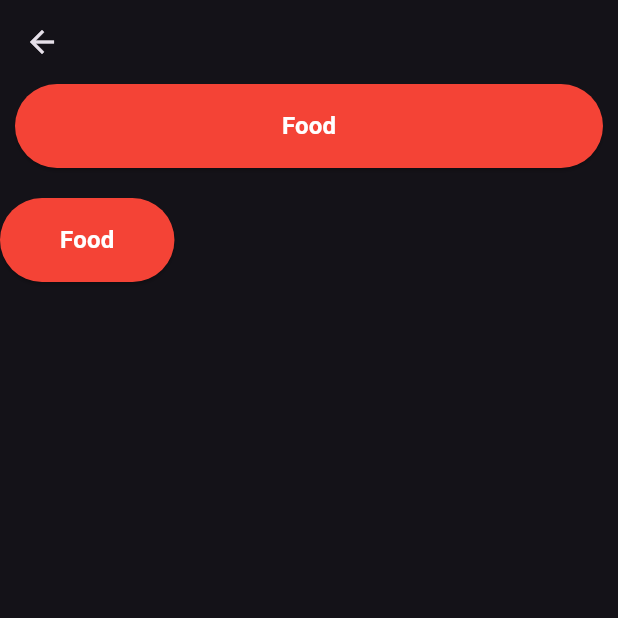
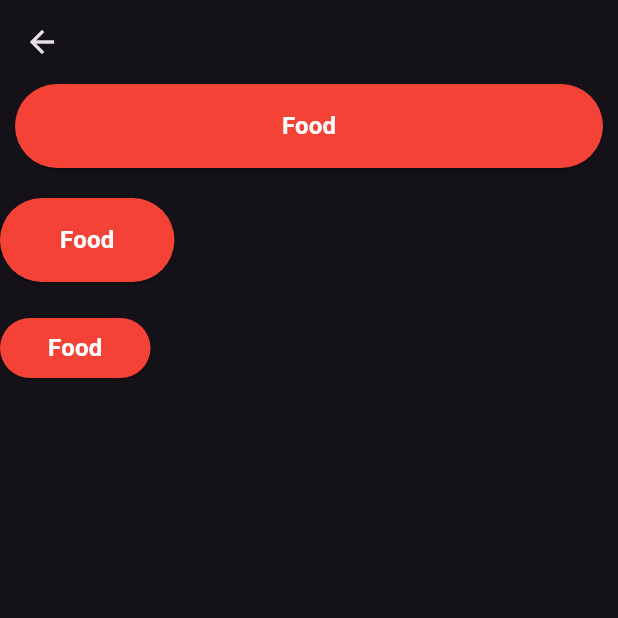
Before and after one commit to OnderUlasKilic/Flutter-Full-Learn, a Flutter app: the CustomWidgetLearn screen opened directly, on a phone screen of 412 x 824 dp, the top half of it. Run offline on Flutter 3.47's test engine with Material 3 defaults, Android fonts, the phone set to English and light mode, and no system bars.

```diff
--- a/lib/101/custom_widget_learn.dart
+++ b/lib/101/custom_widget_learn.dart
@@ -30,6 +30,21 @@ class CustomWidgetLearn extends StatelessWidget {
             title: title,
             onPressed: () {},
           ),
+          const SizedBox(height: 20),
+          ElevatedButton(
+            style: ElevatedButton.styleFrom(
+                backgroundColor: _ColorsUtility.red,
+                shape: const StadiumBorder()),
+            onPressed: () {},
+            child: Padding(
+              padding: _PaddingUtility.normalPadding,
+              child: Text(
+                title,
+                style: Theme.of(context).textTheme.titleMedium?.copyWith(
+                    color: _ColorsUtility.white, fontWeight: FontWeight.bold),
+              ),
+            ),
+          )
         ],
       ),
     );
--- a/lib/main.dart
+++ b/lib/main.dart
@@ -6,6 +6,7 @@ import 'package:flutter_full_learn/101/app_bar.dart';
 import 'package:flutter_full_learn/101/button_learn.dart';
 import 'package:flutter_full_learn/101/card_learn.dart';
 import 'package:flutter_full_learn/101/color_learn.dart';
+import 'package:flutter_full_learn/101/column_row_learn.dart';
 import 'package:flutter_full_learn/101/container_sized_box_learn.dart';
 import 'package:flutter_full_learn/101/custom_widget_learn.dart';
 import 'package:flutter_full_learn/101/icon_learn.dart';
@@ -50,7 +51,7 @@ class MyApp extends StatelessWidget {
             backgroundColor: Colors.transparent,
             elevation: 0,
           )),
-      home: const ListTileLearn(),
+      home: const ColumnRowLearn(),
     );
   }
 }
```
Also changed, not shown: lib/101/column_row_learn.dart (added, +52 -0 lines), lib/101/list_tile_learn.dart (+5 -5 lines), lib/core/random_image.dart (added, +14 -0 lines).
